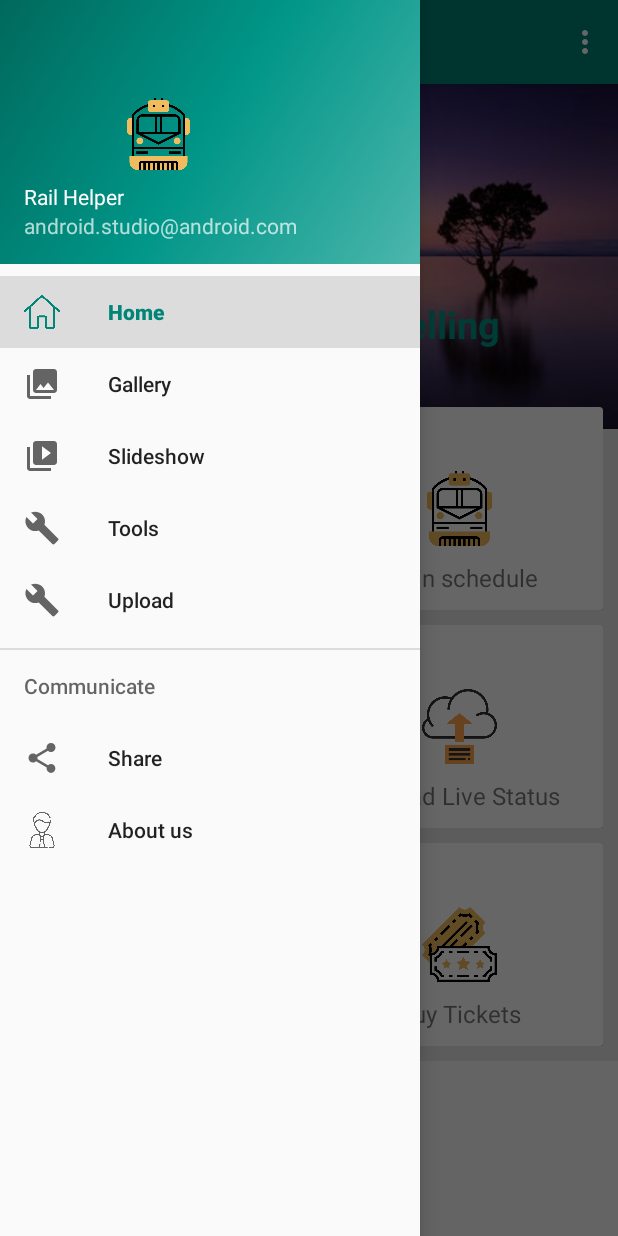
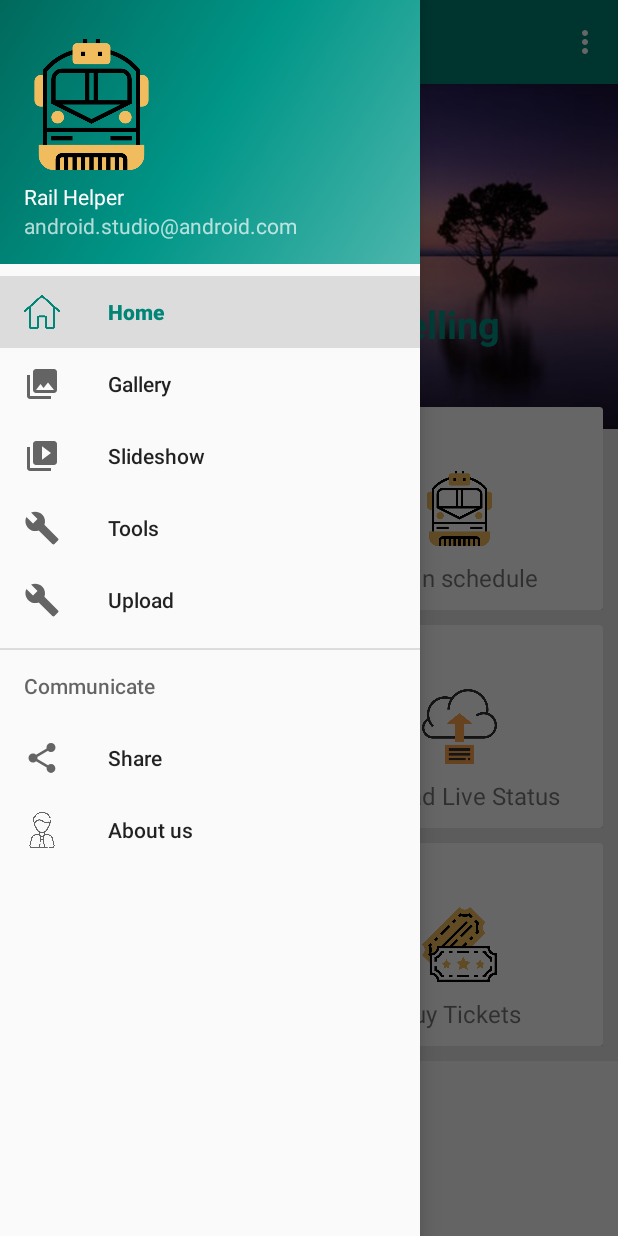
Before and after one commit to AsadullahGalib007/RailHelper, an Android app: the screen it shows after launch (MainActivity), with the side drawer open, on a phone screen of 412 x 824 dp. Run offline under Robolectric (Android 15) with nearby library versions, the phone set to English and light mode, and no system bars; our stand-ins replace navigation-ui.

Commit message:
Fixed Navigation Drawer

```diff
--- a/app/src/main/res/layout/nav_header_main.xml
+++ b/app/src/main/res/layout/nav_header_main.xml
@@ -14,8 +14,8 @@
 
     <ImageView
         android:id="@+id/imageView"
-        android:layout_width="179dp"
-        android:layout_height="56dp"
+        android:layout_width="90dp"
+        android:layout_height="95dp"
         android:contentDescription="@string/nav_header_desc"
         android:paddingTop="@dimen/nav_header_vertical_spacing"
         app:srcCompat="@drawable/train" />
```
